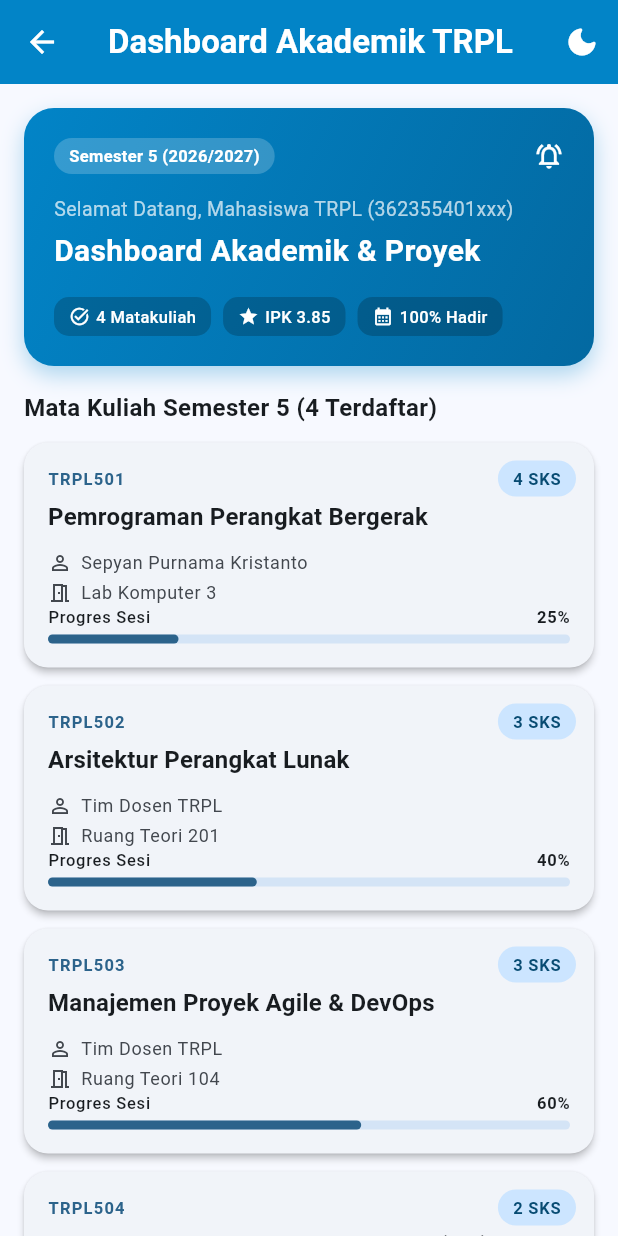
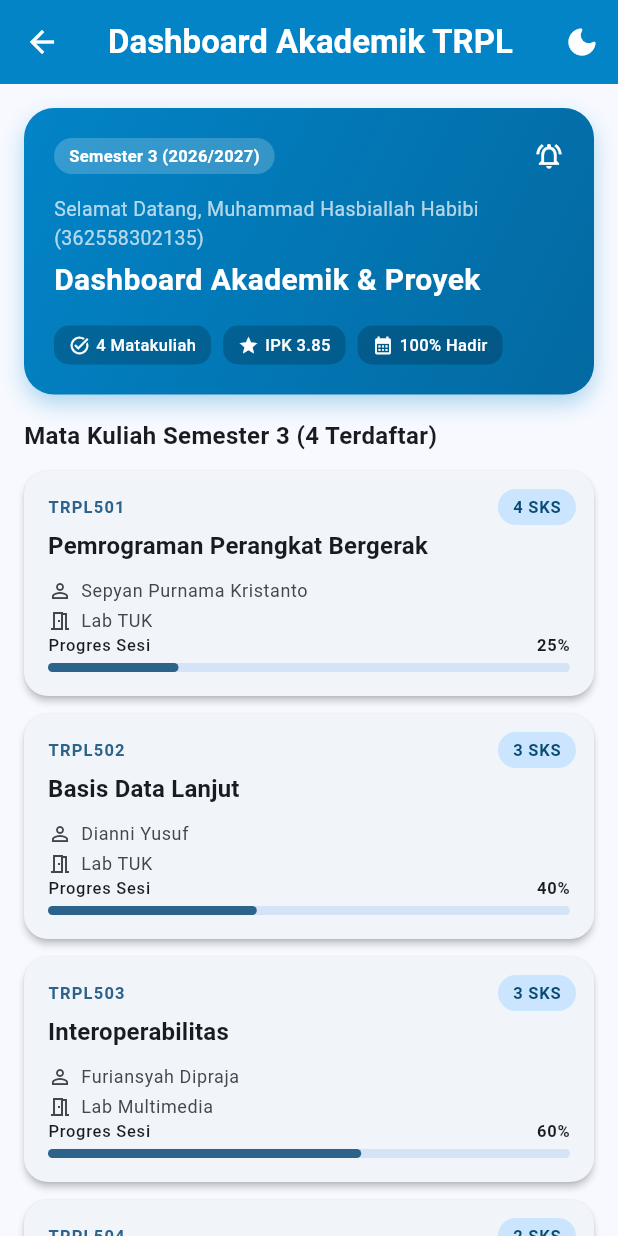
Before and after one commit to hasbihabibi/mobile-development, a Flutter app: the AcademicDashboardScreen screen opened directly, on a phone screen of 412 x 824 dp. Run offline on Flutter 3.47's test engine with Material 3 defaults, Android fonts, the phone set to English and light mode, and no system bars.

Commit message:
fix(w02): Update week 2

```diff
--- a/02-week-2-declarative-ui-responsive-layout/lib/modul_02/academic_dashboard_screen.dart
+++ b/02-week-2-declarative-ui-responsive-layout/lib/modul_02/academic_dashboard_screen.dart
@@ -7,7 +7,8 @@ class AcademicDashboardScreen extends StatefulWidget {
   const AcademicDashboardScreen({super.key});
 
   @override
-  State<AcademicDashboardScreen> createState() => _AcademicDashboardScreenState();
+  State<AcademicDashboardScreen> createState() =>
+      _AcademicDashboardScreenState();
 }
 
 class _AcademicDashboardScreenState extends State<AcademicDashboardScreen> {
@@ -40,7 +41,9 @@ class _AcademicDashboardScreenState extends State<AcademicDashboardScreen> {
           foregroundColor: Colors.white,
           actions: [
             IconButton(
-              icon: Icon(_isDarkMode ? Icons.light_mode_rounded : Icons.dark_mode_rounded),
+              icon: Icon(_isDarkMode
+                  ? Icons.light_mode_rounded
+                  : Icons.dark_mode_rounded),
               tooltip: _isDarkMode ? 'Mode Terang' : 'Mode Gelap',
               onPressed: _toggleDarkMode,
             ),
@@ -68,7 +71,8 @@ class _AcademicDashboardScreenState extends State<AcademicDashboardScreen> {
                     Expanded(
                       flex: 3,
                       child: GridView.builder(
-                        gridDelegate: const SliverGridDelegateWithFixedCrossAxisCount(
+                        gridDelegate:
+                            const SliverGridDelegateWithFixedCrossAxisCount(
                           crossAxisCount: 2,
                           crossAxisSpacing: 16,
                           mainAxisSpacing: 16,
@@ -92,8 +96,9 @@ class _AcademicDashboardScreenState extends State<AcademicDashboardScreen> {
                 const HeaderBanner(),
                 const SizedBox(height: 16),
                 Text(
-                  'Mata Kuliah Semester 5 (${_courses.length} Terdaftar)',
-                  style: const TextStyle(fontSize: 16, fontWeight: FontWeight.bold),
+                  'Mata Kuliah Semester 3 (${_courses.length} Terdaftar)',
+                  style: const TextStyle(
+                      fontSize: 16, fontWeight: FontWeight.bold),
                 ),
                 const SizedBox(height: 12),
                 ..._courses.map((course) => CourseCard(course: course)),
--- a/02-week-2-declarative-ui-responsive-layout/lib/modul_02/models/course.dart
+++ b/02-week-2-declarative-ui-responsive-layout/lib/modul_02/models/course.dart
@@ -25,31 +25,31 @@ class Course {
         lecturer: 'Sepyan Purnama Kristanto',
         sks: 4,
         progress: 0.25,
-        room: 'Lab Komputer 3',
+        room: 'Lab TUK',
       ),
       Course(
         code: 'TRPL502',
-        name: 'Arsitektur Perangkat Lunak',
-        lecturer: 'Tim Dosen TRPL',
+        name: 'Basis Data Lanjut',
+        lecturer: 'Dianni Yusuf',
         sks: 3,
         progress: 0.40,
-        room: 'Ruang Teori 201',
+        room: 'Lab TUK',
       ),
       Course(
         code: 'TRPL503',
-        name: 'Manajemen Proyek Agile & DevOps',
-        lecturer: 'Tim Dosen TRPL',
+        name: 'Interoperabilitas',
+        lecturer: 'Furiansyah Dipraja',
         sks: 3,
         progress: 0.60,
-        room: 'Ruang Teori 104',
+        room: 'Lab Multimedia',
       ),
       Course(
         code: 'TRPL504',
-        name: 'Penjaminan Mutu Perangkat Lunak (QA)',
-        lecturer: 'Tim Dosen TRPL',
+        name: 'Pemrograman Web Lanjut',
+        lecturer: 'Devit Suwardiyanto',
         sks: 2,
         progress: 0.15,
-        room: 'Lab Jaringan',
+        room: 'Lab Program 2',
       ),
     ];
   }
--- a/02-week-2-declarative-ui-responsive-layout/lib/modul_02/widgets/header_banner.dart
+++ b/02-week-2-declarative-ui-responsive-layout/lib/modul_02/widgets/header_banner.dart
@@ -7,8 +7,8 @@ class HeaderBanner extends StatelessWidget {
 
   const HeaderBanner({
     super.key,
-    this.studentName = 'Mahasiswa TRPL',
-    this.nim = '362355401xxx',
+    this.studentName = 'Muhammad Hasbiallah Habibi',
+    this.nim = '362558302135',
   });
 
   @override
@@ -38,17 +38,22 @@ class HeaderBanner extends StatelessWidget {
             mainAxisAlignment: MainAxisAlignment.spaceBetween,
             children: [
               Container(
-                padding: const EdgeInsets.symmetric(horizontal: 10, vertical: 4),
+                padding:
+                    const EdgeInsets.symmetric(horizontal: 10, vertical: 4),
                 decoration: BoxDecoration(
                   color: Colors.white.withOpacity(0.2),
                   borderRadius: BorderRadius.circular(12),
                 ),
                 child: const Text(
-                  'Semester 5 (2026/2027)',
-                  style: TextStyle(color: Colors.white, fontSize: 11, fontWeight: FontWeight.w600),
+                  'Semester 3 (2026/2027)',
+                  style: TextStyle(
+                      color: Colors.white,
+                      fontSize: 11,
+                      fontWeight: FontWeight.w600),
                 ),
               ),
-              const Icon(Icons.notifications_active_outlined, color: Colors.white, size: 20),
+              const Icon(Icons.notifications_active_outlined,
+                  color: Colors.white, size: 20),
             ],
           ),
           const SizedBox(height: 14),
@@ -59,7 +64,8 @@ class HeaderBanner extends StatelessWidget {
           const SizedBox(height: 4),
           const Text(
             'Dashboard Akademik & Proyek',
-            style: TextStyle(color: Colors.white, fontSize: 20, fontWeight: FontWeight.bold),
+            style: TextStyle(
+                color: Colors.white, fontSize: 20, fontWeight: FontWeight.bold),
           ),
           const SizedBox(height: 16),
           // Ringkasan status akademik
@@ -98,7 +104,11 @@ class _StatPill extends StatelessWidget {
         children: [
           Icon(icon, size: 14, color: Colors.white),
           const SizedBox(width: 4),
-          Text(label, style: const TextStyle(color: Colors.white, fontSize: 11, fontWeight: FontWeight.w500)),
+          Text(label,
+              style: const TextStyle(
+                  color: Colors.white,
+                  fontSize: 11,
+                  fontWeight: FontWeight.w500)),
         ],
       ),
     );
```
Also changed, not shown: 1 other file.
